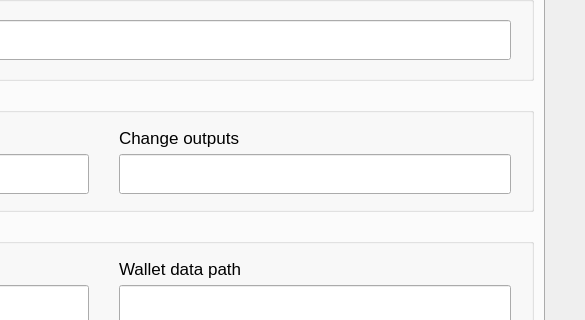
This is windows_desktop/x_walletconfig.ui in mwcproject/mwc-qt-wallet as Qt 5 draws it before an edit; both pictures show x 377 to 962 and y 159 to 479 of the 962 by 639 pixel window. The edited form follows.
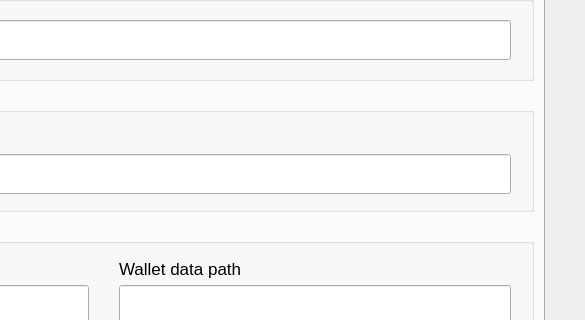
This is the edited form. The open tabs and pages were chosen to show the change. Icons and pictures are not drawn. Custom widgets are drawn as their Qt base class.

Commit message: Outputs and proofs

```diff
--- a/windows_desktop/x_walletconfig.ui
+++ b/windows_desktop/x_walletconfig.ui
@@ -157,19 +157,6 @@
             </property>
            </widget>
           </item>
-          <item row="0" column="1">
-           <widget class="control::MwcLabelSmall" name="label_5">
-            <property name="maximumSize">
-             <size>
-              <width>16777215</width>
-              <height>22</height>
-             </size>
-            </property>
-            <property name="text">
-             <string>Change outputs</string>
-            </property>
-           </widget>
-          </item>
           <item row="1" column="0">
            <widget class="control::MwcLineEditNormal" name="confirmationNumberEdit">
             <property name="minimumSize">
@@ -189,25 +176,6 @@
             </property>
            </widget>
           </item>
-          <item row="1" column="1">
-           <widget class="control::MwcLineEditNormal" name="changeOutputsEdit">
-            <property name="minimumSize">
-             <size>
-              <width>0</width>
-              <height>40</height>
-             </size>
-            </property>
-            <property name="maximumSize">
-             <size>
-              <width>16777215</width>
-              <height>40</height>
-             </size>
-            </property>
-            <property name="maxLength">
-             <number>2</number>
-            </property>
-           </widget>
-          </item>
          </layout>
         </widget>
        </item>
@@ -1014,16 +982,16 @@
    <extends>QLineEdit</extends>
    <header>control_desktop/MwcLineEdit.h</header>
   </customwidget>
-  <customwidget>
-   <class>control::MwcLabelSmall</class>
-   <extends>QLabel</extends>
-   <header>control_desktop/MwcLabel.h</header>
-  </customwidget>
   <customwidget>
    <class>control::MwcLabelProgress</class>
    <extends>QLabel</extends>
    <header>control_desktop/MwcLabelProgress.h</header>
   </customwidget>
+  <customwidget>
+   <class>control::MwcLabelSmall</class>
+   <extends>QLabel</extends>
+   <header>control_desktop/MwcLabel.h</header>
+  </customwidget>
  </customwidgets>
  <tabstops>
   <tabstop>tabWidget</tabstop>
```
Left out of the diff: 3 changed lines with no effect on the pictures. The commit also changes 44 other files.
